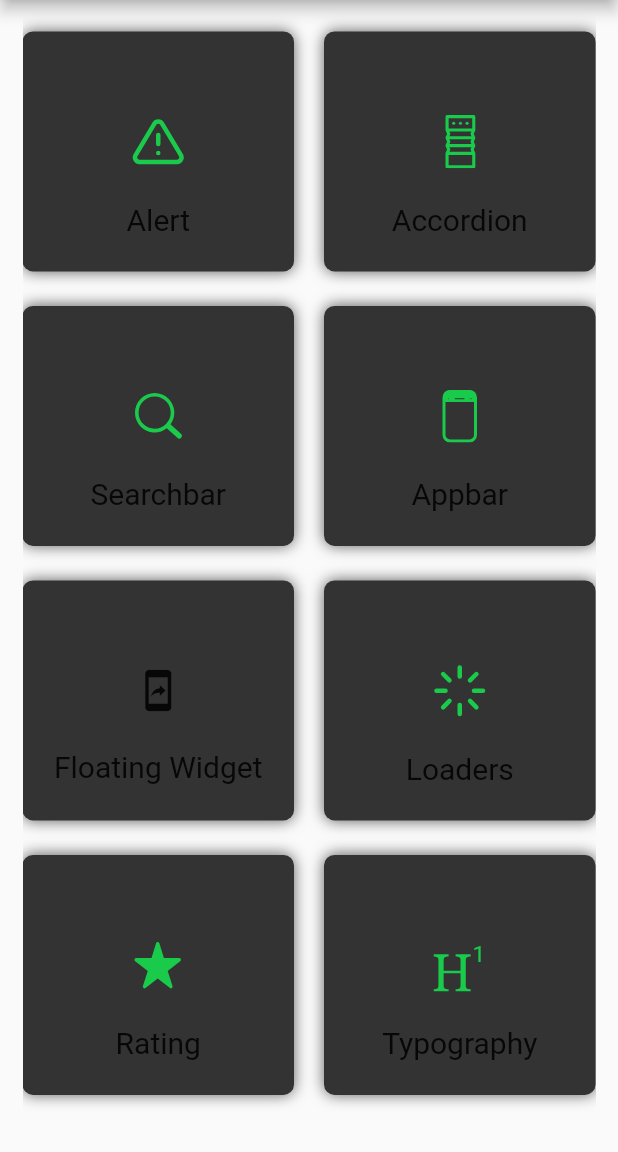
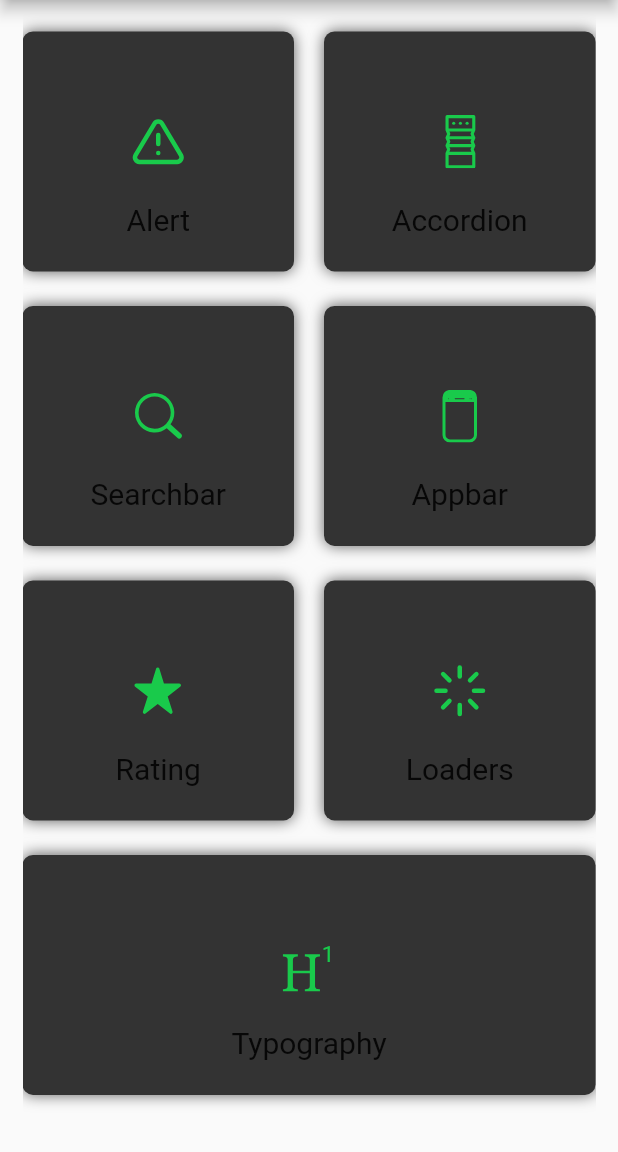
Before and after one commit to ionicfirebaseapp/getwidget-app-kit, a Flutter app: the screen it shows after launch, scrolled down 1072 dp, on a phone screen of 412 x 824 dp, the part 84-1236 px from its top. Run offline on Flutter 3.47's test engine with Material 2 defaults, Android fonts, the phone set to English and light mode, and no system bars; our stand-ins replace flutter_svg, getflutter, webview_flutter; statements that could not run were skipped.

Commit message:
ratings added

```diff
--- a/lib/screens/home.dart
+++ b/lib/screens/home.dart
@@ -1138,7 +1138,7 @@ class _HomePageState extends State<HomePage> {
                         context,
                         MaterialPageRoute(
                             builder: (BuildContext context) =>
-                               FloatingWidget()),
+                               RatingPage()),
                       );
                     },
                     child: Container(
@@ -1163,10 +1163,10 @@ class _HomePageState extends State<HomePage> {
                             height: 10,
                           ),
 //                            Image.asset('lib/assets/icons/menu.png'),
-//                          SvgPicture.asset('lib/assets/icons/typography.svg'),
-                        Icon(Icons.mobile_screen_share, color: GFColors.getGFColor(GFColor.success), size: 30,),
+                          SvgPicture.asset('lib/assets/icons/rating.svg'),
+//                        Icon(Icons.mobile_screen_share, color: GFColors.getGFColor(GFColor.success), size: 30,),
                           Text(
-                            'Floating Widget',
+                            'Rating',
                             style: TextStyle(
                                 fontSize: 20,
                                 color: GFColors.getGFColor(
@@ -1231,55 +1231,55 @@ class _HomePageState extends State<HomePage> {
             Row(
               mainAxisAlignment: MainAxisAlignment.center,
               children: <Widget>[
-                Expanded(
-                  child: GestureDetector(
-                    onTap: () {
-                      Navigator.push(
-                        context,
-                        MaterialPageRoute(
-                            builder: (BuildContext context) =>
-                                RatingPage()),
-                      );
-                    },
-                    child: Container(
-                      margin: const EdgeInsets.only(top: 23),
-                      decoration: BoxDecoration(
-//                     color:GFColors.getGFColor( GFColor.dark,),
-                          color: const Color(0xFF333333),
-                          borderRadius:
-                          const BorderRadius.all(Radius.circular(7)),
-                          boxShadow: [
-                            BoxShadow(
-                                color: Colors.black.withOpacity(0.61),
-                                blurRadius: 8,
-                                spreadRadius: 0),
-                          ]),
-                      height: 160,
-                      width: MediaQuery.of(context).size.width,
-                      child: Column(
-                        mainAxisAlignment: MainAxisAlignment.spaceEvenly,
-                        children: <Widget>[
-                          const SizedBox(
-                            height: 10,
-                          ),
-//                            Image.asset('lib/assets/icons/menu.png'),
-                          SvgPicture.asset('lib/assets/icons/rating.svg'),
-                          Text(
-                            'Rating',
-                            style: TextStyle(
-                                fontSize: 20,
-                                color: GFColors.getGFColor(
-                                  GFColor.white,
-                                )),
-                          )
-                        ],
-                      ),
-                    ),
-                  ),
-                ),
-                SizedBox(
-                  width: 20,
-                ),
+//                Expanded(
+//                  child: GestureDetector(
+//                    onTap: () {
+//                      Navigator.push(
+//                        context,
+//                        MaterialPageRoute(
+//                            builder: (BuildContext context) =>
+//                                RatingPage()),
+//                      );
+//                    },
+//                    child: Container(
+//                      margin: const EdgeInsets.only(top: 23),
+//                      decoration: BoxDecoration(
+////                     color:GFColors.getGFColor( GFColor.dark,),
+//                          color: const Color(0xFF333333),
+//                          borderRadius:
+//                          const BorderRadius.all(Radius.circular(7)),
+//                          boxShadow: [
+//                            BoxShadow(
+//                                color: Colors.black.withOpacity(0.61),
+//                                blurRadius: 8,
+//                                spreadRadius: 0),
+//                          ]),
+//                      height: 160,
+//                      width: MediaQuery.of(context).size.width,
+//                      child: Column(
+//                        mainAxisAlignment: MainAxisAlignment.spaceEvenly,
+//                        children: <Widget>[
+//                          const SizedBox(
+//                            height: 10,
+//                          ),
+////                            Image.asset('lib/assets/icons/menu.png'),
+//                          SvgPicture.asset('lib/assets/icons/rating.svg'),
+//                          Text(
+//                            'Rating',
+//                            style: TextStyle(
+//                                fontSize: 20,
+//                                color: GFColors.getGFColor(
+//                                  GFColor.white,
+//                                )),
+//                          )
+//                        ],
+//                      ),
+//                    ),
+//                  ),
+//                ),
+//                SizedBox(
+//                  width: 20,
+//                ),
                 Expanded(
                   child: GestureDetector(
                     onTap: () {
```
